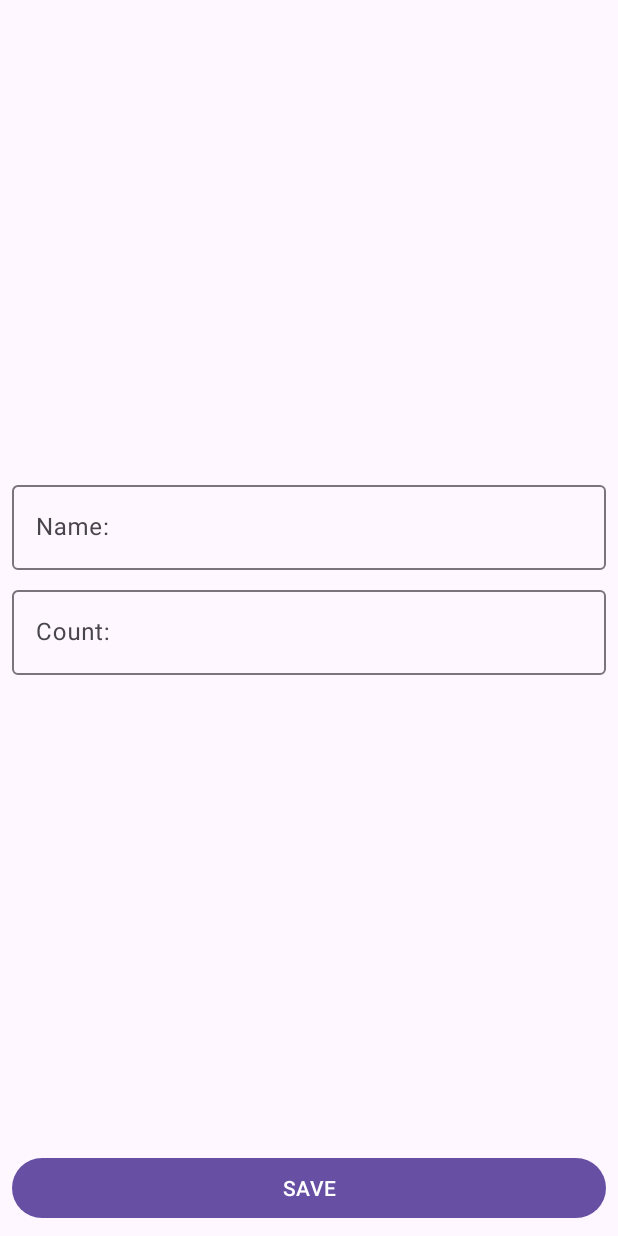
After one commit to RaineyI/ShoppingList, an Android app: the fragment ShopItemFragment placed in its activity, on a phone screen of 412 x 824 dp. The commit adds this screen. Run offline under Robolectric (Android 15) with nearby library versions, the phone set to English and light mode, and no system bars; 3 statements that could not run were skipped.

Commit message:
ShopItemFragment - Created layout for shopItemFragment - Created ShopItemFragment - Added transaction for attaching fragment to activity

```diff
--- a/app/src/main/AndroidManifest.xml
+++ b/app/src/main/AndroidManifest.xml
@@ -15,6 +15,7 @@
         <activity
             android:name=".presentation.ShopItemActivity"
             android:windowSoftInputMode="adjustResize"
+            android:screenOrientation="fullSensor"
             android:exported="false" />
         <activity
             android:name=".presentation.MainActivity"
--- /dev/null
+++ b/app/src/main/java/com/raineyi/shoppinglist/presentation/ShopItemFragment.kt
@@ -0,0 +1,173 @@
+package com.raineyi.shoppinglist.presentation
+
+import android.content.Context
+import android.content.Intent
+import android.os.Bundle
+import android.text.Editable
+import android.text.TextWatcher
+import android.view.LayoutInflater
+import android.view.View
+import android.view.ViewGroup
+import android.widget.Button
+import android.widget.EditText
+import androidx.fragment.app.Fragment
+import androidx.lifecycle.ViewModelProvider
+import com.google.android.material.textfield.TextInputLayout
+import com.raineyi.shoppinglist.R
+import com.raineyi.shoppinglist.domain.ShopItem
+
+class ShopItemFragment(
+    private val screenMode: String = MODE_UNKNOWN,
+    private val shopItemId: Int = ShopItem.UNDEFINED_ID
+) : Fragment() {
+
+    private lateinit var viewModel: ShopItemViewModel
+    private lateinit var tillName: TextInputLayout
+    private lateinit var tillCount: TextInputLayout
+    private lateinit var etName: EditText
+    private lateinit var etCount: EditText
+    private lateinit var buttonSave: Button
+
+
+    override fun onCreateView(
+        inflater: LayoutInflater,
+        container: ViewGroup?,
+        savedInstanceState: Bundle?
+    ): View? {
+        return inflater.inflate(R.layout.fragment_shop_item, container, false)
+
+    }
+
+    override fun onViewCreated(view: View, savedInstanceState: Bundle?) {
+        super.onViewCreated(view, savedInstanceState)
+        parseParams()
+        viewModel = ViewModelProvider(this)[ShopItemViewModel::class.java]
+        initViews(view)
+        addTextChangedListeners()
+        launchRightMode()
+        observeViewModel()
+    }
+
+
+    private fun observeViewModel() {
+        viewModel.errorInputName.observe(viewLifecycleOwner) {
+            val message = if (it) {
+                getString(R.string.error_input_name)
+            } else {
+                null
+            }
+            tillName.error = message
+        }
+
+        viewModel.errorInputCount.observe(viewLifecycleOwner) {
+            val message = if (it) {
+                getString(R.string.error_input_count)
+            } else {
+                null
+            }
+            tillCount.error = message
+        }
+
+        viewModel.shouldCloseScreen.observe(viewLifecycleOwner) {
+                activity?.onBackPressed()
+        }
+    }
+
+    private fun launchRightMode() {
+        when (screenMode) {
+            MODE_EDIT -> launchEditMode(shopItemId)
+            MODE_ADD -> launchAddMode()
+        }
+    }
+
+    private fun addTextChangedListeners() {
+        etName.addTextChangedListener(object : TextWatcher {
+            override fun beforeTextChanged(p0: CharSequence?, p1: Int, p2: Int, p3: Int) {
+            }
+
+            override fun onTextChanged(p0: CharSequence?, p1: Int, p2: Int, p3: Int) {
+                viewModel.resetErrorInputName()
+            }
+
+            override fun afterTextChanged(p0: Editable?) {
+            }
+
+        })
+        etCount.addTextChangedListener(object : TextWatcher {
+            override fun beforeTextChanged(p0: CharSequence?, p1: Int, p2: Int, p3: Int) {
+            }
+
+            override fun onTextChanged(p0: CharSequence?, p1: Int, p2: Int, p3: Int) {
+                viewModel.resetErrorInputCount()
+            }
+
+            override fun afterTextChanged(p0: Editable?) {
+            }
+        })
+    }
+
+    private fun launchEditMode(shopItemId: Int) {
+        viewModel.getShopItem(shopItemId)
+        viewModel.shopItem.observe(viewLifecycleOwner) {
+            etName.setText(it.name)
+            etCount.setText(it.count.toString())
+        }
+        buttonSave.setOnClickListener {
+            val name = etName.text?.toString()
+            val count = etCount.text?.toString()
+            viewModel.editShopItem(name, count)
+        }
+    }
+
+    private fun launchAddMode() {
+        buttonSave.setOnClickListener {
+            val name = etName.text?.toString()
+            val count = etCount.text?.toString()
+            viewModel.addShopItem(name, count)
+        }
+    }
+
+    private fun parseParams() {
+        if(screenMode != MODE_EDIT && screenMode != MODE_ADD) {
+            throw RuntimeException("Param screen mode is absent")
+        }
+        if (screenMode == MODE_EDIT && shopItemId == ShopItem.UNDEFINED_ID) {
+                throw RuntimeException("Param shop item id is absent")
+            }
+    }
+
+    private fun initViews (view: View) {
+        tillName = view.findViewById(R.id.til_name)
+        tillCount = view.findViewById(R.id.til_count)
+        etName = view.findViewById(R.id.et_name)
+        etCount = view.findViewById(R.id.et_count)
+        buttonSave = view.findViewById(R.id.bt_save)
+    }
+
+    companion object {
+        private const val EXTRA_SCREEN_MODE = "extra_mode"
+        private const val MODE_ADD = "mode_add"
+        private const val MODE_EDIT = "mode_edit"
+        private const val MODE_UNKNOWN = ""
+        private const val EXTRA_SHOP_ITEM_ID = "extra_shop_item_id"
+
+        fun newInstanceAddItem(): ShopItemFragment {
+            return ShopItemFragment(MODE_ADD)
+        }
+        fun newInstanceEditItem(shopItemId: Int): ShopItemFragment {
+            return ShopItemFragment(MODE_EDIT, shopItemId)
+        }
+        fun newIntentAddItem(context: Context): Intent {
+            val intent = Intent(context, ShopItemActivity::class.java)
+            intent.putExtra(EXTRA_SCREEN_MODE, MODE_ADD)
+            return intent
+        }
+
+        fun newIntentEditItem(context: Context, shopItemId: Int): Intent {
+            val intent = Intent(context, ShopItemActivity::class.java)
+            intent.putExtra(EXTRA_SCREEN_MODE, MODE_EDIT)
+            intent.putExtra(EXTRA_SHOP_ITEM_ID, shopItemId)
+            return intent
+        }
+    }
+}
--- a/app/src/main/res/layout/activity_shop_item.xml
+++ b/app/src/main/res/layout/activity_shop_item.xml
@@ -1,65 +1,9 @@
 <?xml version="1.0" encoding="utf-8"?>
-<androidx.constraintlayout.widget.ConstraintLayout xmlns:android="http://schemas.android.com/apk/res/android"
+<androidx.fragment.app.FragmentContainerView xmlns:android="http://schemas.android.com/apk/res/android"
     xmlns:app="http://schemas.android.com/apk/res-auto"
     xmlns:tools="http://schemas.android.com/tools"
+    android:id="@+id/shop_item_container"
     android:layout_width="match_parent"
     android:layout_height="match_parent"
-    tools:context=".presentation.ShopItemActivity">
-
-    <com.google.android.material.textfield.TextInputLayout
-        android:id="@+id/til_name"
-        android:layout_width="0dp"
-        android:layout_height="wrap_content"
-        android:layout_marginStart="8dp"
-        android:layout_marginEnd="8dp"
-        android:layout_marginBottom="4dp"
-        app:layout_constraintBottom_toTopOf="@+id/til_count"
-        app:layout_constraintEnd_toEndOf="parent"
-        app:layout_constraintStart_toStartOf="parent"
-        app:layout_constraintTop_toTopOf="parent"
-        app:layout_constraintVertical_chainStyle="packed">
-
-        <com.google.android.material.textfield.TextInputEditText
-            android:id="@+id/et_name"
-            android:layout_width="match_parent"
-            android:layout_height="wrap_content"
-            android:hint="@string/name"
-            android:inputType="textCapWords" />
-    </com.google.android.material.textfield.TextInputLayout>
-
-    <com.google.android.material.textfield.TextInputLayout
-        android:id="@+id/til_count"
-        android:layout_width="0dp"
-        android:layout_height="wrap_content"
-        android:layout_marginStart="8dp"
-        android:layout_marginTop="4dp"
-        android:layout_marginEnd="8dp"
-
-        app:layout_constraintBottom_toTopOf="@+id/bt_save"
-        app:layout_constraintEnd_toEndOf="parent"
-        app:layout_constraintStart_toStartOf="parent"
-        app:layout_constraintTop_toBottomOf="@+id/til_name"
-        app:layout_constraintVertical_chainStyle="packed">
-
-        <com.google.android.material.textfield.TextInputEditText
-            android:id="@+id/et_count"
-            android:layout_width="match_parent"
-            android:layout_height="wrap_content"
-            android:hint="@string/count"
-            android:inputType="number" />
-    </com.google.android.material.textfield.TextInputLayout>
-
-    <Button
-        android:id="@+id/bt_save"
-        android:layout_width="0dp"
-        android:layout_height="wrap_content"
-        android:text="@string/save"
-        android:layout_margin="8dp"
-        android:textAllCaps="true"
-        app:layout_constraintBottom_toBottomOf="parent"
-        app:layout_constraintStart_toStartOf="parent"
-        app:layout_constraintEnd_toEndOf="parent"
-        />
-
-
-</androidx.constraintlayout.widget.ConstraintLayout>
+    tools:context=".presentation.ShopItemActivity"
+    tools:layout="@layout/fragment_shop_item"/>
--- /dev/null
+++ b/app/src/main/res/layout/fragment_shop_item.xml
@@ -0,0 +1,64 @@
+<?xml version="1.0" encoding="utf-8"?>
+<androidx.constraintlayout.widget.ConstraintLayout xmlns:android="http://schemas.android.com/apk/res/android"
+    xmlns:app="http://schemas.android.com/apk/res-auto"
+    xmlns:tools="http://schemas.android.com/tools"
+    android:layout_width="match_parent"
+    android:layout_height="match_parent"
+    tools:context=".presentation.ShopItemFragment">
+
+    <com.google.android.material.textfield.TextInputLayout
+        android:id="@+id/til_name"
+        android:layout_width="0dp"
+        android:layout_height="wrap_content"
+        android:layout_marginStart="8dp"
+        android:layout_marginEnd="8dp"
+        android:layout_marginBottom="4dp"
+        app:layout_constraintBottom_toTopOf="@+id/til_count"
+        app:layout_constraintEnd_toEndOf="parent"
+        app:layout_constraintStart_toStartOf="parent"
+        app:layout_constraintTop_toTopOf="parent"
+        app:layout_constraintVertical_chainStyle="packed">
+
+        <com.google.android.material.textfield.TextInputEditText
+            android:id="@+id/et_name"
+            android:layout_width="match_parent"
+            android:layout_height="wrap_content"
+            android:hint="@string/name"
+            android:inputType="textCapWords" />
+    </com.google.android.material.textfield.TextInputLayout>
+
+    <com.google.android.material.textfield.TextInputLayout
+        android:id="@+id/til_count"
+        android:layout_width="0dp"
+        android:layout_height="wrap_content"
+        android:layout_marginStart="8dp"
+        android:layout_marginTop="4dp"
+        android:layout_marginEnd="8dp"
+
+        app:layout_constraintBottom_toTopOf="@+id/bt_save"
+        app:layout_constraintEnd_toEndOf="parent"
+        app:layout_constraintStart_toStartOf="parent"
+        app:layout_constraintTop_toBottomOf="@+id/til_name"
+        app:layout_constraintVertical_chainStyle="packed">
+
+        <com.google.android.material.textfield.TextInputEditText
+            android:id="@+id/et_count"
+            android:layout_width="match_parent"
+            android:layout_height="wrap_content"
+            android:hint="@string/count"
+            android:inputType="number" />
+    </com.google.android.material.textfield.TextInputLayout>
+
+    <Button
+        android:id="@+id/bt_save"
+        android:layout_width="0dp"
+        android:layout_height="wrap_content"
+        android:layout_margin="8dp"
+        android:text="@string/save"
+        android:textAllCaps="true"
+        app:layout_constraintBottom_toBottomOf="parent"
+        app:layout_constraintEnd_toEndOf="parent"
+        app:layout_constraintStart_toStartOf="parent" />
+
+
+</androidx.constraintlayout.widget.ConstraintLayout>
```
Also changed, not shown: app/src/main/java/com/raineyi/shoppinglist/presentation/ShopItemActivity.kt (+96 -92 lines).
